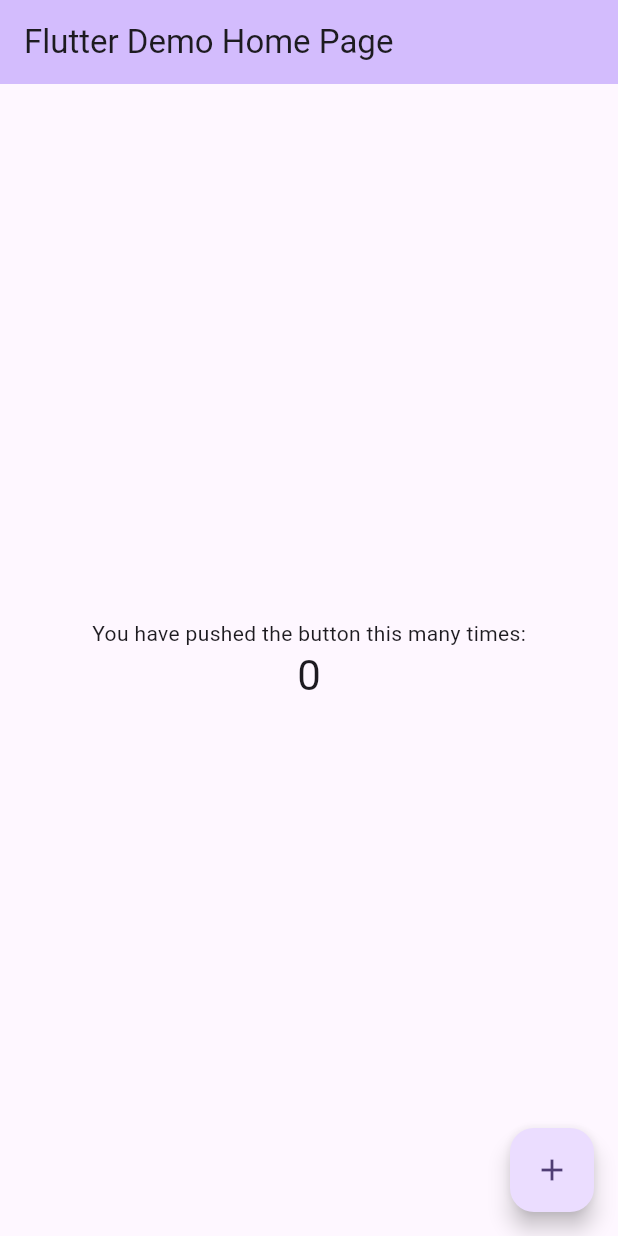
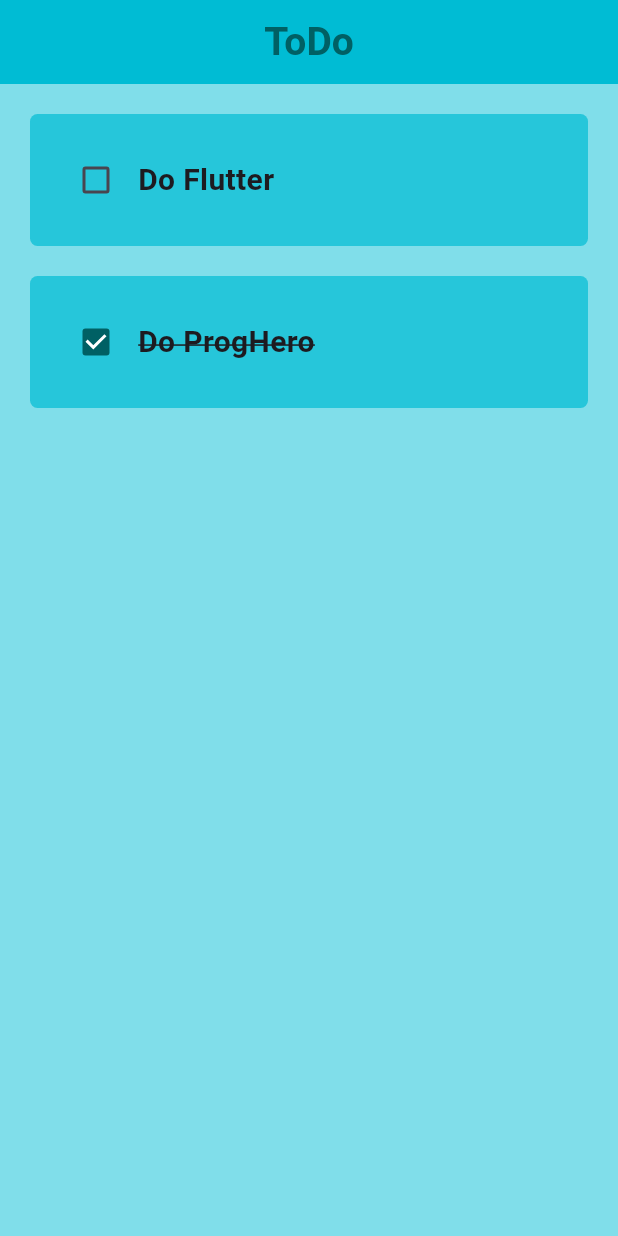
Before and after one commit to AhmedNoorim/Flutter_ToDo_App, a Flutter app: the screen it shows after launch, on a phone screen of 412 x 824 dp. Run offline on Flutter 3.47's test engine with Material 3 defaults, Android fonts, the phone set to English and light mode, and no system bars.

Commit message:
todo tile added

```diff
--- a/lib/main.dart
+++ b/lib/main.dart
@@ -1,4 +1,5 @@
 import 'package:flutter/material.dart';
+import 'package:flutter_todo_app/pages/home_page.dart';
 
 void main() {
   runApp(const MyApp());
@@ -7,119 +8,18 @@ void main() {
 class MyApp extends StatelessWidget {
   const MyApp({super.key});
 
-  // This widget is the root of your application.
   @override
   Widget build(BuildContext context) {
     return MaterialApp(
-      title: 'Flutter Demo',
+      debugShowCheckedModeBanner: false,
       theme: ThemeData(
-        // This is the theme of your application.
-        //
-        // TRY THIS: Try running your application with "flutter run". You'll see
-        // the application has a purple toolbar. Then, without quitting the app,
-        // try changing the seedColor in the colorScheme below to Colors.green
-        // and then invoke "hot reload" (save your changes or press the "hot
-        // reload" button in a Flutter-supported IDE, or press "r" if you used
-        // the command line to start the app).
-        //
-        // Notice that the counter didn't reset back to zero; the application
-        // state is not lost during the reload. To reset the state, use hot
-        // restart instead.
-        //
-        // This works for code too, not just values: Most code changes can be
-        // tested with just a hot reload.
-        colorScheme: ColorScheme.fromSeed(seedColor: Colors.deepPurple),
-        useMaterial3: true,
+        primarySwatch: Colors.cyan,
+        scaffoldBackgroundColor: Colors.cyan[200],
+        appBarTheme: AppBarTheme(
+          backgroundColor: Colors.cyan[500],
+        ),
       ),
-      home: const MyHomePage(title: 'Flutter Demo Home Page'),
+      home: HomePage(),
     );
   }
 }
-
-class MyHomePage extends StatefulWidget {
-  const MyHomePage({super.key, required this.title});
-
-  // This widget is the home page of your application. It is stateful, meaning
-  // that it has a State object (defined below) that contains fields that affect
-  // how it looks.
-
-  // This class is the configuration for the state. It holds the values (in this
-  // case the title) provided by the parent (in this case the App widget) and
-  // used by the build method of the State. Fields in a Widget subclass are
-  // always marked "final".
-
-  final String title;
-
-  @override
-  State<MyHomePage> createState() => _MyHomePageState();
-}
-
-class _MyHomePageState extends State<MyHomePage> {
-  int _counter = 0;
-
-  void _incrementCounter() {
-    setState(() {
-      // This call to setState tells the Flutter framework that something has
-      // changed in this State, which causes it to rerun the build method below
-      // so that the display can reflect the updated values. If we changed
-      // _counter without calling setState(), then the build method would not be
-      // called again, and so nothing would appear to happen.
-      _counter++;
-    });
-  }
-
-  @override
-  Widget build(BuildContext context) {
-    // This method is rerun every time setState is called, for instance as done
-    // by the _incrementCounter method above.
-    //
-    // The Flutter framework has been optimized to make rerunning build methods
-    // fast, so that you can just rebuild anything that needs updating rather
-    // than having to individually change instances of widgets.
-    return Scaffold(
-      appBar: AppBar(
-        // TRY THIS: Try changing the color here to a specific color (to
-        // Colors.amber, perhaps?) and trigger a hot reload to see the AppBar
-        // change color while the other colors stay the same.
-        backgroundColor: Theme.of(context).colorScheme.inversePrimary,
-        // Here we take the value from the MyHomePage object that was created by
-        // the App.build method, and use it to set our appbar title.
-        title: Text(widget.title),
-      ),
-      body: Center(
-        // Center is a layout widget. It takes a single child and positions it
-        // in the middle of the parent.
-        child: Column(
-          // Column is also a layout widget. It takes a list of children and
-          // arranges them vertically. By default, it sizes itself to fit its
-          // children horizontally, and tries to be as tall as its parent.
-          //
-          // Column has various properties to control how it sizes itself and
-          // how it positions its children. Here we use mainAxisAlignment to
-          // center the children vertically; the main axis here is the vertical
-          // axis because Columns are vertical (the cross axis would be
-          // horizontal).
-          //
-          // TRY THIS: Invoke "debug painting" (choose the "Toggle Debug Paint"
-          // action in the IDE, or press "p" in the console), to see the
-          // wireframe for each widget.
-          mainAxisAlignment: MainAxisAlignment.center,
-          children: <Widget>[
-            const Text(
-              'You have pushed the button this many times:',
-            ),
-            Text(
-              '$_counter',
-              style: Theme.of(context).textTheme.headlineMedium,
-            ),
-          ],
-        ),
-      ),
-      floatingActionButton: FloatingActionButton(
-        onPressed: _incrementCounter,
-        tooltip: 'Increment',
-        child: const Icon(Icons.add),
-      ), // This trailing comma makes auto-formatting nicer for build methods.
-    );
-  }
-}
--- /dev/null
+++ b/lib/pages/home_page.dart
@@ -0,0 +1,51 @@
+import 'package:flutter/material.dart';
+import 'package:flutter_todo_app/utilities/todo_tile.dart';
+
+class HomePage extends StatefulWidget {
+  const HomePage({super.key});
+
+  @override
+  State<HomePage> createState() => _HomePageState();
+}
+
+class _HomePageState extends State<HomePage> {
+  // list of todo tasks
+  List toDoList = [
+    ["Do Flutter", false],
+    ["Do ProgHero", true],
+  ];
+
+  // check box tapped
+  void checkBoxChanged(bool? value, int index) {
+    setState(() {
+      toDoList[index][1] = !toDoList[index][1];
+    });
+  }
+
+  @override
+  Widget build(BuildContext context) {
+    return Scaffold(
+      appBar: AppBar(
+        title: Center(
+          child: Text(
+            "ToDo",
+            style: TextStyle(
+                fontSize: 26,
+                fontWeight: FontWeight.bold,
+                color: Colors.cyan[900]),
+          ),
+        ),
+      ),
+      body: ListView.builder(
+        itemCount: toDoList.length,
+        itemBuilder: (context, index) {
+          return ToDoTile(
+            taskName: toDoList[index][0],
+            taskCompleted: toDoList[index][1],
+            onChanged: (value) => checkBoxChanged(value, index),
+          );
+        },
+      ),
+    );
+  }
+}
--- /dev/null
+++ b/lib/utilities/todo_tile.dart
@@ -0,0 +1,55 @@
+import 'package:flutter/material.dart';
+
+class ToDoTile extends StatelessWidget {
+  final String taskName;
+  final bool taskCompleted;
+  Function(bool?)? onChanged;
+
+  ToDoTile({
+    super.key,
+    required this.taskName,
+    required this.taskCompleted,
+    required this.onChanged,
+  });
+
+  @override
+  Widget build(BuildContext context) {
+    return Padding(
+      padding: const EdgeInsets.only(left: 20.0, right: 20.0, top: 20.0),
+      child: Container(
+        decoration: BoxDecoration(
+          color: Colors.cyan[400],
+          borderRadius: BorderRadius.circular(5),
+        ),
+        child: Padding(
+          padding: const EdgeInsets.all(20.0),
+          child: Row(
+            children: [
+              // checkbox
+              Checkbox(
+                value: taskCompleted,
+                onChanged: onChanged,
+                activeColor: Colors.cyan[900],
+                checkColor: Colors.white,
+              ),
+
+              const SizedBox(width: 4),
+
+              // task name
+              Text(
+                taskName,
+                style: TextStyle(
+                  fontSize: 20,
+                  fontWeight: FontWeight.bold,
+                  decoration: taskCompleted
+                      ? TextDecoration.lineThrough
+                      : TextDecoration.none,
+                ),
+              ),
+            ],
+          ),
+        ),
+      ),
+    );
+  }
+}
```
